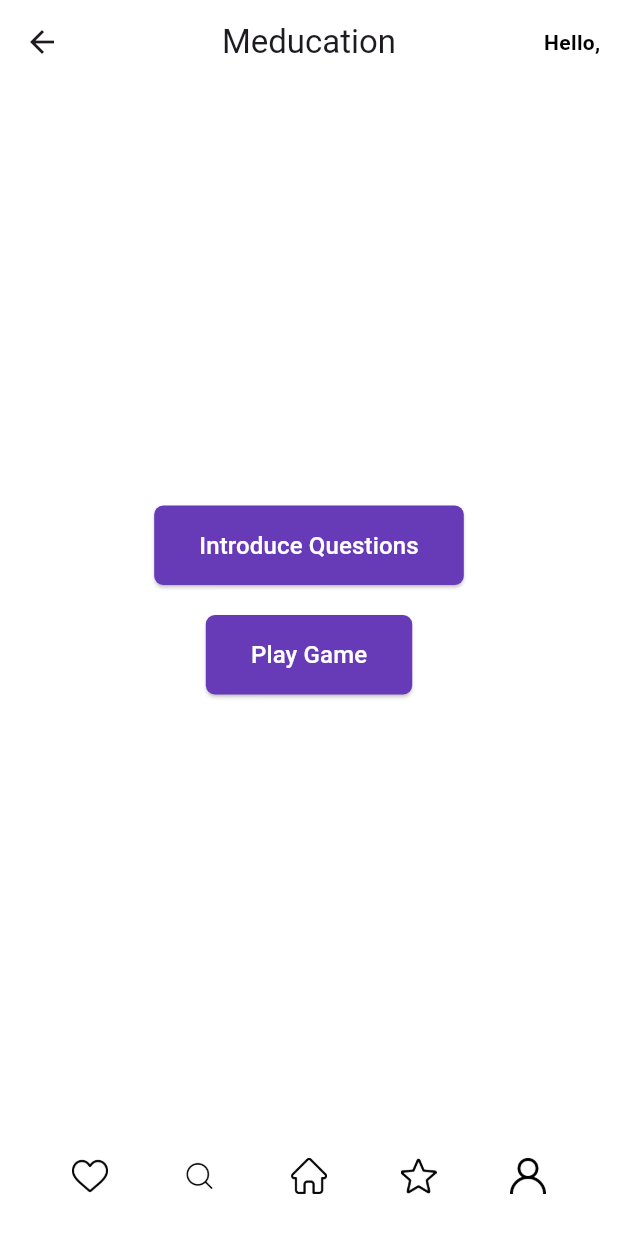
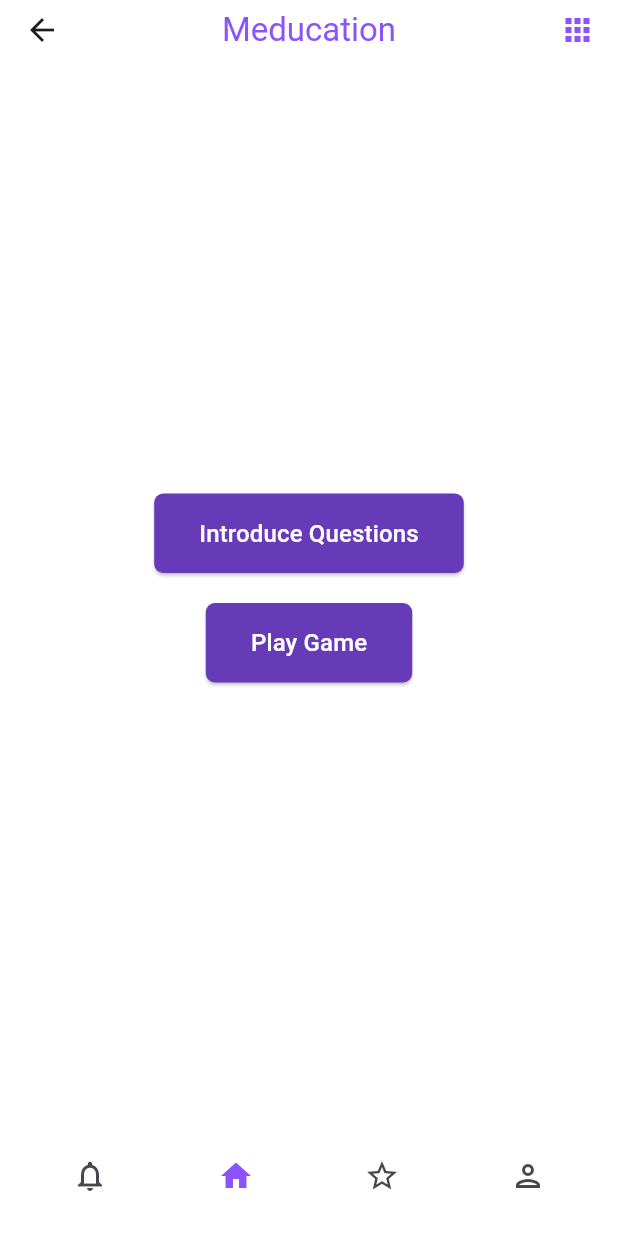
Before and after one commit to maneusfreitas/meducation, a Flutter app: the HomePage screen opened directly with empty values, on a phone screen of 412 x 824 dp. Shown: the top 1233 px of the screen. Run offline on Flutter 3.47's test engine with Material 3 defaults, Android fonts, the light colour scheme and no system bars; our stand-ins replace cloud_firestore, firebase_auth, firebase_core, firebase_storage, google_sign_in, image_picker; accounts and stored records are empty.

Commit message:
Folder Structure, Front-end Rework and Average Score

```diff
--- a/lib/src/screens/home.dart
+++ b/lib/src/screens/home.dart
@@ -1,4 +1,5 @@
 import 'package:portefolio/src/imports/imports.dart';
+import 'package:portefolio/src/screens/notifications.dart';
 import 'package:portefolio/src/screens/quiz/quiz_load.dart';
 import 'package:portefolio/src/screens/statistics.dart';
 
@@ -40,25 +41,22 @@ class _HomePageState extends State<HomePage> {
 
   @override
   Widget build(BuildContext context) {
+    print(_userName);
+
     return Scaffold(
       backgroundColor: Colors.white,
       appBar: AppBar(
+        leading: null,
         backgroundColor: Colors.white,
-        title: const Text('Meducation'),
+        title: const Text('Meducation',
+            style: TextStyle(color: Color.fromRGBO(140, 82, 255, 1))),
         centerTitle: true,
-        actions: [
+        toolbarHeight: 40,
+        actions: const [
           Padding(
-            padding: const EdgeInsets.all(8.0),
-            child: Center(
-              child: Text(
-                'Hello, $_userName',
-                style: const TextStyle(
-                  color: Color.fromARGB(255, 1, 1, 1),
-                  fontWeight: FontWeight.bold,
-                ),
-              ),
-            ),
-          ),
+            padding: EdgeInsets.only(right: 15.0),
+            child: Icon(Icons.apps, color: Color.fromRGBO(140, 82, 255, 1)),
+          )
         ],
       ),
       body: Center(
@@ -127,49 +125,38 @@ class _HomePageState extends State<HomePage> {
             children: [
               IconButton(
                 onPressed: () {
-                  // Implement favorite logic
+                  Navigator.pushReplacement(
+                      context,
+                      PageRouteBuilder(
+                        pageBuilder: (context, animation1, animation2) =>
+                            NotificationsPage(), // Pass user object here
+                        transitionDuration: Duration.zero,
+                        reverseTransitionDuration: Duration.zero,
+                      ));
                 },
-                icon: Image.asset(
-                  'assets/icons/heart.png',
-                  width: 24,
-                  height: 24,
-                ),
-              ),
-              IconButton(
-                onPressed: () {
-                  Navigator.push(
-                    context,
-                    MaterialPageRoute(builder: (context) => const SearchPage()),
-                  );
-                },
-                icon: Image.asset(
-                  'assets/icons/search.png',
-                  width: 24,
-                  height: 24,
-                ),
+                icon: Icon(Icons.notifications_outlined),
               ),
               IconButton(
                 onPressed: () {
                   // Navigate to home page
                 },
-                icon: Image.asset(
-                  'assets/icons/home.png',
-                  width: 24,
-                  height: 24,
+                icon: Icon(
+                  Icons.home,
+                  color: Color.fromRGBO(140, 82, 255, 1),
                 ),
               ),
               IconButton(
                 onPressed: () {
-                  Navigator.push(
+                  Navigator.pushReplacement(
                       context,
-                    MaterialPageRoute(builder: (context) => const StatisticsPage()),
-                  );
+                      PageRouteBuilder(
+                        pageBuilder: (context, animation1, animation2) =>
+                            StatisticsPage(), // Pass user object here
+                        transitionDuration: Duration.zero,
+                        reverseTransitionDuration: Duration.zero,
+                      ));
                 },
-                icon: Image.asset(
-                  'assets/icons/star.png',
-                  width: 24,
-                  height: 24,
-                ),
+                icon: Icon(Icons.star_outline),
               ),
               IconButton(
                   onPressed: () {
@@ -183,12 +170,7 @@ class _HomePageState extends State<HomePage> {
                           reverseTransitionDuration: Duration.zero,
                         ));
                   },
-                icon: Image.asset(
-                  'assets/icons/user.png',
-                  width: 24,
-                  height: 24,
-                ),
-              ),
+                  icon: Icon(Icons.person_outlined)),
             ],
           ),
         ),
--- a/lib/src/screens/profile.dart
+++ b/lib/src/screens/profile/profile.dart
@@ -129,6 +129,10 @@ class _ProfilePageState extends State<ProfilePage> {
     return Scaffold(
       backgroundColor: Colors.white,
       appBar: AppBar(
+        leading: IconButton(
+          icon: Icon(Icons.arrow_back_ios, color: Colors.grey),
+          onPressed: () => Navigator.of(context).pop(),
+        ),
         backgroundColor: Colors.white,
         title: const Text('Perfil',
             style: TextStyle(color: Color.fromRGBO(140, 82, 255, 1))),
```
Also changed, not shown: lib/src/imports/imports.dart (+6 -7 lines), lib/src/screens/notifications.dart (+28 -37 lines), lib/src/screens/search.dart (deleted, +0 -187 lines), lib/src/screens/statistics.dart (+30 -37 lines), lib/src/screens/auth/password_recovery.dart (renamed from lib/src/screens/password_recovery.dart), lib/src/screens/auth/register.dart (renamed from lib/src/screens/register.dart), lib/src/screens/auth/validation.dart (renamed from lib/src/screens/validation.dart), lib/src/screens/profile/edit_profile.dart (renamed from lib/src/screens/edit_profile.dart), lib/src/screens/profile/niko.dart (renamed from lib/src/screens/niko.dart), 2 other files. Lines whose indentation alone changed are shown as unchanged.
